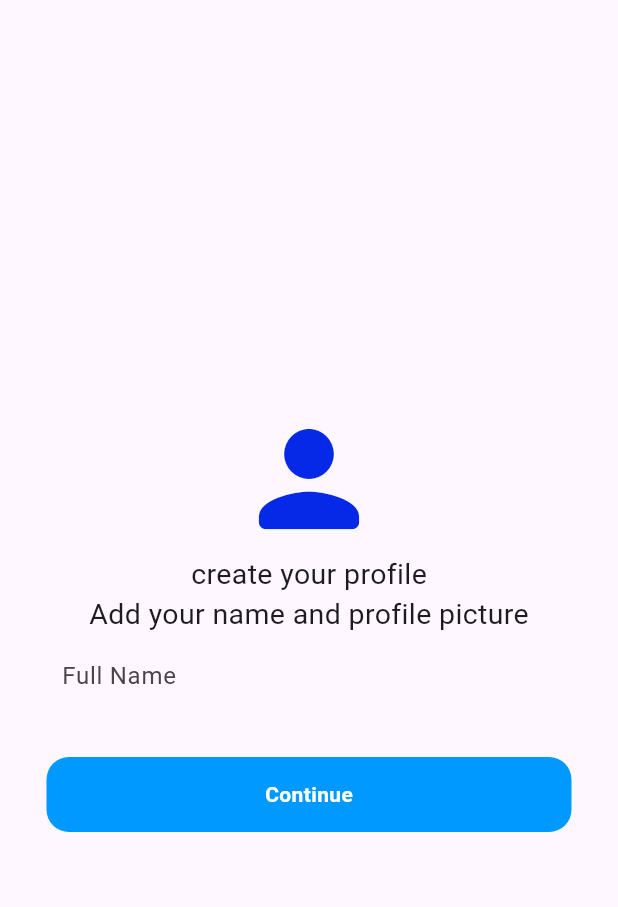
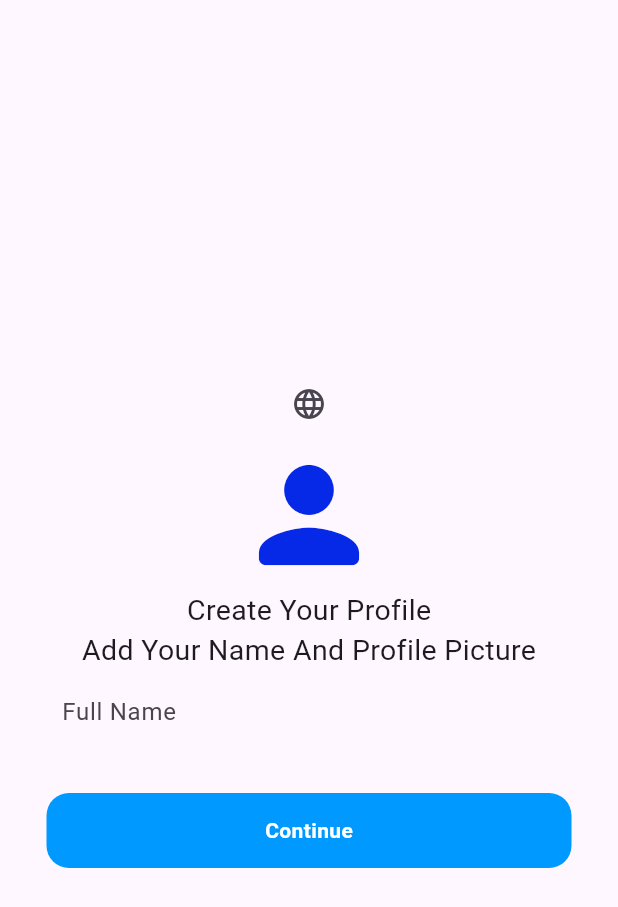
Before and after one commit to amiraymin/EraaSoft, a Flutter app: the screen it shows after launch, on a phone screen of 412 x 824 dp. Shown: the top 907 px of the screen. Run offline on Flutter 3.47's test engine with Material 3 defaults, Android fonts, the phone set to English and light mode, and no system bars; our stand-ins replace easy_localization, flutter_screenutil.

Commit message:
finishing the task

```diff
--- a/lib/features/log/login_screen.dart
+++ b/lib/features/log/login_screen.dart
@@ -1,4 +1,6 @@
 import 'package:apptask/features/home/home_screen.dart';
+import 'package:apptask/gen/locale_keys.g.dart';
+import 'package:easy_localization/easy_localization.dart';
 import 'package:flutter/material.dart';
 import 'package:flutter_screenutil/flutter_screenutil.dart';
 
@@ -14,14 +16,24 @@ class LoginScreen extends StatelessWidget {
             mainAxisAlignment: MainAxisAlignment.center,
             crossAxisAlignment: CrossAxisAlignment.center,
             children: [
+              IconButton(
+                onPressed: () {
+                  if (context.locale.languageCode == 'ar') {
+                    context.setLocale(Locale('en'));
+                  } else {
+                    context.setLocale(Locale('ar'));
+                  }
+                },
+                icon: Icon(Icons.language),
+              ),
               Icon(
                 Icons.person_rounded,
                 color: Color.fromARGB(255, 6, 40, 231),
                 size: 100,
               ),
-              Text("create your profile", style: TextStyle(fontSize: 19)),
+              Text(LocaleKeys.createYourProfile.tr(), style: TextStyle(fontSize: 19)),
               Text(
-                "Add your name and profile picture",
+                LocaleKeys.addYourNameAndProfilePicture.tr(),
                 style: TextStyle(fontSize: 19),
               ),
               SizedBox(
@@ -31,10 +43,9 @@ class LoginScreen extends StatelessWidget {
                     FocusScope.of(context).unfocus();
                   },
                   decoration: InputDecoration(
-                    labelText: "Full Name",
+                    labelText: LocaleKeys.fullName.tr(),
                     border: InputBorder.none,
-                    ),
-
+                  ),
                 ),
               ),
               25.verticalSpace,
@@ -42,9 +53,8 @@ class LoginScreen extends StatelessWidget {
                 onTap: () {
                   Navigator.push(
                     context,
-                     MaterialPageRoute(
-                      builder: (context) => const HomeScreen(),
-                      ));
+                    MaterialPageRoute(builder: (context) => const HomeScreen()),
+                  );
                 },
                 child: Container(
                   height: 50,
@@ -55,7 +65,7 @@ class LoginScreen extends StatelessWidget {
                   ),
                   child: Center(
                     child: Text(
-                      "Continue",
+                      LocaleKeys.continuee.tr(),
                       style: TextStyle(
                         color: Colors.white,
                         fontWeight: FontWeight.bold,
--- a/lib/my_app.dart
+++ b/lib/my_app.dart
@@ -1,4 +1,5 @@
 import 'package:apptask/features/log/login_screen.dart';
+import 'package:easy_localization/easy_localization.dart';
 import 'package:flutter/material.dart';
 import 'package:flutter_screenutil/flutter_screenutil.dart';
 
@@ -12,6 +13,9 @@ class MyApp extends StatelessWidget {
       minTextAdapt: true,
       splitScreenMode: true,
       child: MaterialApp(
+      localizationsDelegates: context.localizationDelegates,
+      supportedLocales: context.supportedLocales,
+      locale: context.locale,
         home: LoginScreen(),
       ),
     );
--- a/pubspec.yaml
+++ b/pubspec.yaml
@@ -21,6 +21,4 @@ flutter:
   uses-material-design: true
   assets:
     - assets/
-    - assets/logos/
-    - assets/photos/
     - assets/transilations/
```
Also changed, not shown: assets/transilations/ar.json (+7 -0 lines), assets/transilations/en.json (+7 -0 lines), lib/main.dart (+12 -2 lines), lib/gen/locale_keys.g.dart (added), 1 other file.
